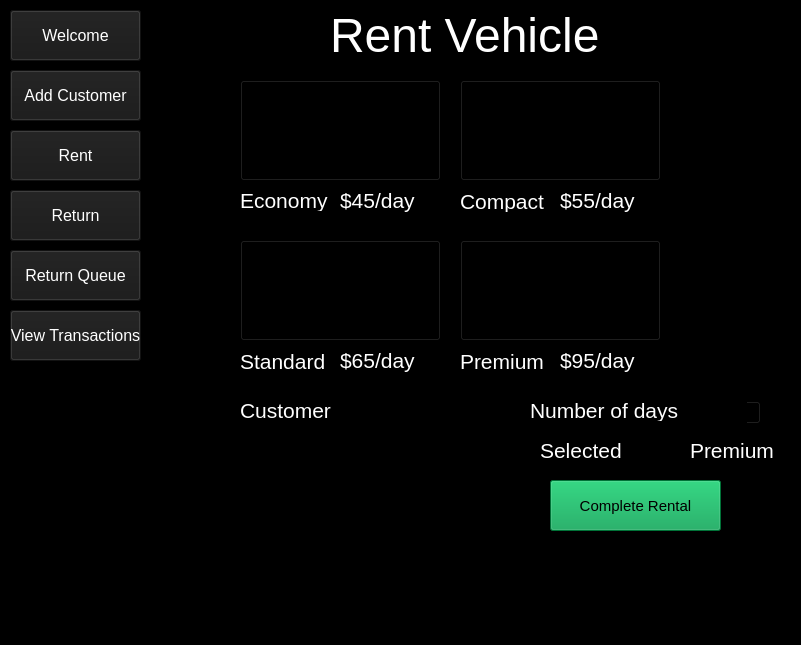
Above: Rental_Management_Application/mainwindow.ui from thecodinghyrax/Rental_Management_DS_Project before the change. Below: the same form after it.
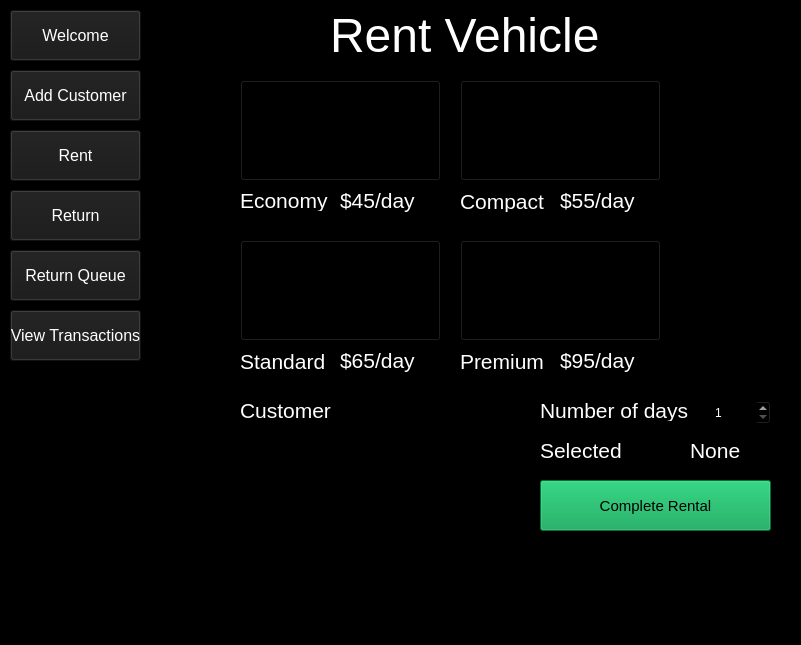
That is the form after the change. The open tabs and pages were chosen to show the change. Icons and pictures are not drawn.

What changed in the file:
```diff
--- a/Rental_Management_Application/mainwindow.ui
+++ b/Rental_Management_Application/mainwindow.ui
@@ -996,13 +996,13 @@
        <string notr="true">color: rgb(255, 255, 255);</string>
       </property>
       <property name="text">
-       <string>Premium</string>
+       <string>None</string>
       </property>
      </widget>
      <widget class="QLabel" name="label_21">
       <property name="geometry">
        <rect>
-        <x>370</x>
+        <x>380</x>
         <y>400</y>
         <width>161</width>
         <height>21</height>
@@ -1044,9 +1044,9 @@
      <widget class="QPushButton" name="completeRentalButton">
       <property name="geometry">
        <rect>
-        <x>390</x>
+        <x>380</x>
         <y>480</y>
-        <width>171</width>
+        <width>231</width>
         <height>51</height>
        </rect>
       </property>
@@ -1071,7 +1071,7 @@
      <widget class="QSpinBox" name="daysSpinBox">
       <property name="geometry">
        <rect>
-        <x>540</x>
+        <x>550</x>
         <y>400</y>
         <width>61</width>
         <height>25</height>
@@ -1081,7 +1081,8 @@
        <enum>Qt::LeftToRight</enum>
       </property>
       <property name="styleSheet">
-       <string notr="true">font: 16pt &quot;Segoe UI&quot;;</string>
+       <string notr="true">font: 16pt &quot;Segoe UI&quot;;
+color: rgb(255, 255, 255);</string>
       </property>
       <property name="minimum">
        <number>1</number>
```
Left out of the diff: 8 changed lines with no effect on the pictures.
